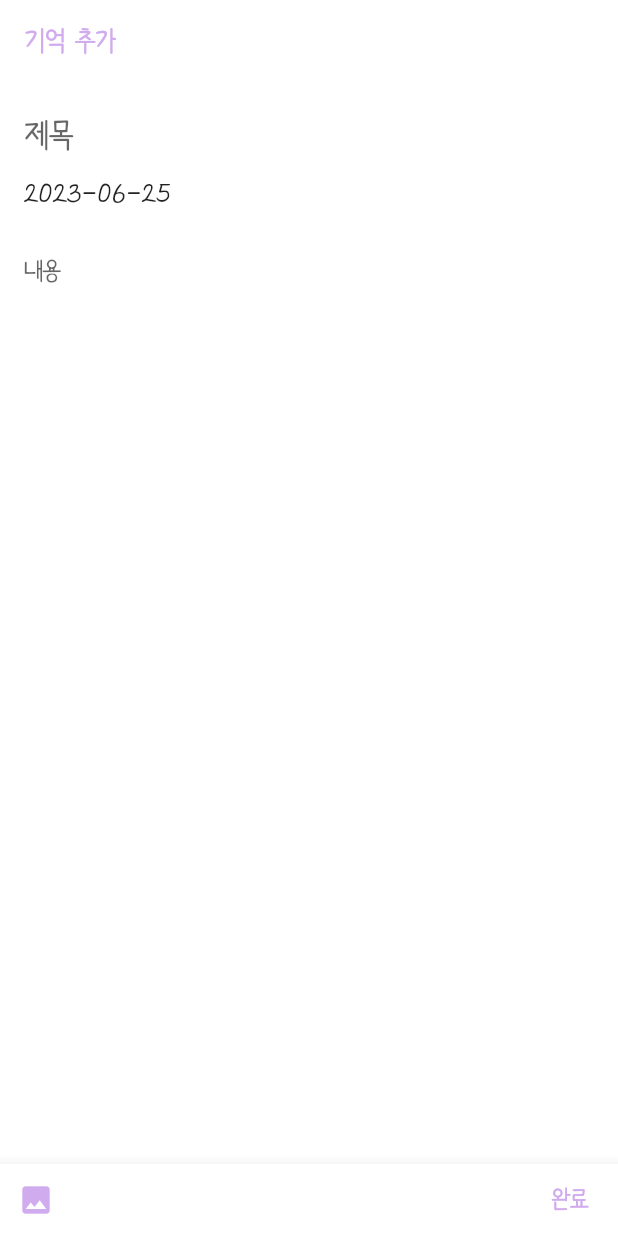
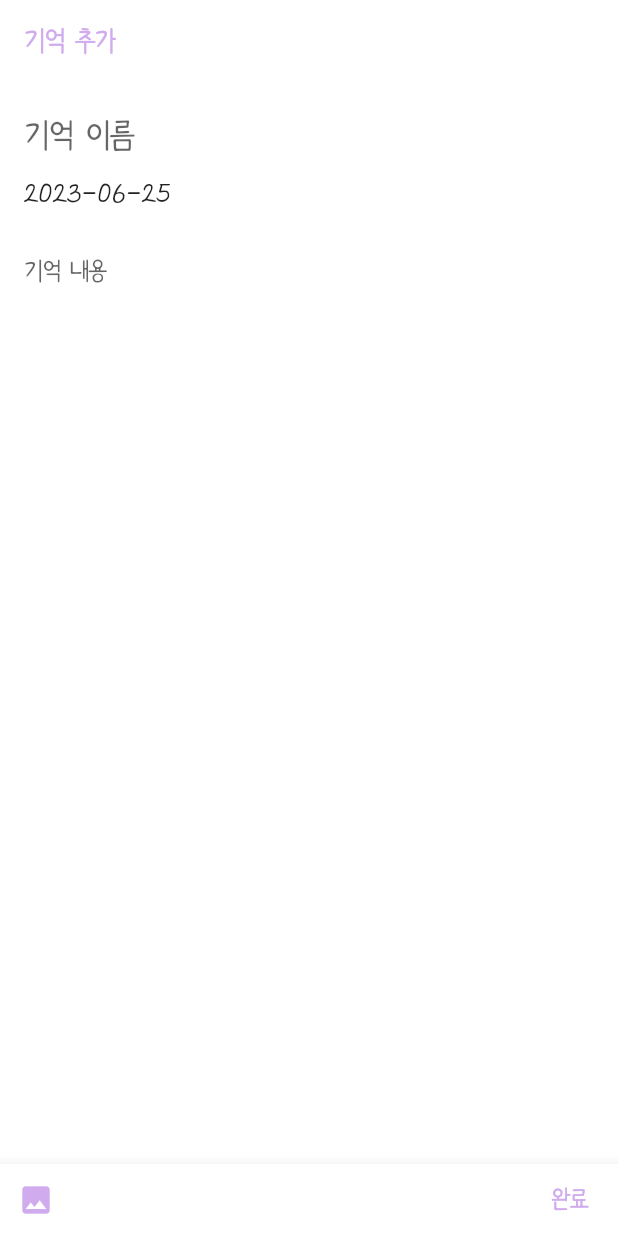
Before and after one commit to KimKyungWon0519/meoery_container, a Flutter app: the screen it shows after launch, on a phone screen of 412 x 824 dp. Run offline on Flutter 3.47's test engine with Material 2 defaults, Android fonts, the phone set to English and light mode, and no system bars; our stand-ins replace go_router.

Commit message:
REFACTOR: Clean UI Code

```diff
--- a/lib/features/presentation/pages/add_page/add_page.dart
+++ b/lib/features/presentation/pages/add_page/add_page.dart
@@ -1,4 +1,9 @@
 import 'package:flutter/material.dart';
+
+import 'local_widgets/botto_control_bar.dart';
+import 'local_widgets/content_field.dart';
+import 'local_widgets/date_text_button.dart';
+import 'local_widgets/title_field.dart';
 
 class AddPage extends StatelessWidget {
   const AddPage({super.key});
@@ -9,61 +14,19 @@ class AddPage extends StatelessWidget {
       appBar: AppBar(
         title: const Text('기억 추가'),
       ),
-      body: Padding(
-        padding: const EdgeInsets.symmetric(vertical: 10, horizontal: 16),
+      body: const Padding(
+        padding: EdgeInsets.symmetric(vertical: 10, horizontal: 16),
         child: Column(
           crossAxisAlignment: CrossAxisAlignment.start,
           children: [
-            Form(
-              child: TextFormField(
-                style: Theme.of(context).textTheme.bodyLarge,
-                decoration: const InputDecoration(
-                  hintText: '제목',
-                  border: InputBorder.none,
-                ),
-              ),
-            ),
-            GestureDetector(
-              child: Text(DateTime.now().toString().split(' ')[0]),
-              onTap: () {
-                showDatePicker(
-                  context: context,
-                  initialDate: DateTime.now(),
-                  firstDate: DateTime(1900),
-                  lastDate: DateTime(2300),
-                );
-              },
-            ),
-            const SizedBox(height: 20),
-            Expanded(
-              child: TextField(
-                style: Theme.of(context).textTheme.bodyMedium,
-                expands: true,
-                decoration: const InputDecoration(
-                  hintText: '내용',
-                  border: InputBorder.none,
-                ),
-                maxLines: null,
-              ),
-            ),
+            TitleField(),
+            DateTextButton(),
+            SizedBox(height: 20),
+            ContentField(),
           ],
         ),
       ),
-      bottomNavigationBar: BottomAppBar(
-        child: Row(
-          children: [
-            IconButton(
-              onPressed: () {},
-              icon: const Icon(Icons.photo),
-            ),
-            const Spacer(),
-            TextButton(
-              onPressed: () {},
-              child: Text('완료'),
-            ),
-          ],
-        ),
-      ),
+      bottomNavigationBar: const BottomControlBar(),
     );
   }
 }
--- /dev/null
+++ b/lib/features/presentation/pages/add_page/local_widgets/botto_control_bar.dart
@@ -0,0 +1,24 @@
+import 'package:flutter/material.dart';
+
+class BottomControlBar extends StatelessWidget {
+  const BottomControlBar({super.key});
+
+  @override
+  Widget build(BuildContext context) {
+    return BottomAppBar(
+      child: Row(
+        children: [
+          IconButton(
+            onPressed: () {},
+            icon: const Icon(Icons.photo),
+          ),
+          const Spacer(),
+          TextButton(
+            onPressed: () {},
+            child: const Text('완료'),
+          ),
+        ],
+      ),
+    );
+  }
+}
--- /dev/null
+++ b/lib/features/presentation/pages/add_page/local_widgets/content_field.dart
@@ -0,0 +1,20 @@
+import 'package:flutter/material.dart';
+
+class ContentField extends StatelessWidget {
+  const ContentField({super.key});
+
+  @override
+  Widget build(BuildContext context) {
+    return Expanded(
+      child: TextField(
+        style: Theme.of(context).textTheme.bodyMedium,
+        expands: true,
+        decoration: const InputDecoration(
+          hintText: '기억 내용',
+          border: InputBorder.none,
+        ),
+        maxLines: null,
+      ),
+    );
+  }
+}
--- /dev/null
+++ b/lib/features/presentation/pages/add_page/local_widgets/date_text_button.dart
@@ -0,0 +1,20 @@
+import 'package:flutter/material.dart';
+
+class DateTextButton extends StatelessWidget {
+  const DateTextButton({super.key});
+
+  @override
+  Widget build(BuildContext context) {
+    return GestureDetector(
+      child: Text(DateTime.now().toString().split(' ')[0]),
+      onTap: () {
+        showDatePicker(
+          context: context,
+          initialDate: DateTime.now(),
+          firstDate: DateTime(1900),
+          lastDate: DateTime(2300),
+        );
+      },
+    );
+  }
+}
--- /dev/null
+++ b/lib/features/presentation/pages/add_page/local_widgets/title_field.dart
@@ -0,0 +1,16 @@
+import 'package:flutter/material.dart';
+
+class TitleField extends StatelessWidget {
+  const TitleField({super.key});
+
+  @override
+  Widget build(BuildContext context) {
+    return TextFormField(
+      style: Theme.of(context).textTheme.bodyLarge,
+      decoration: const InputDecoration(
+        hintText: '기억 이름',
+        border: InputBorder.none,
+      ),
+    );
+  }
+}
```
